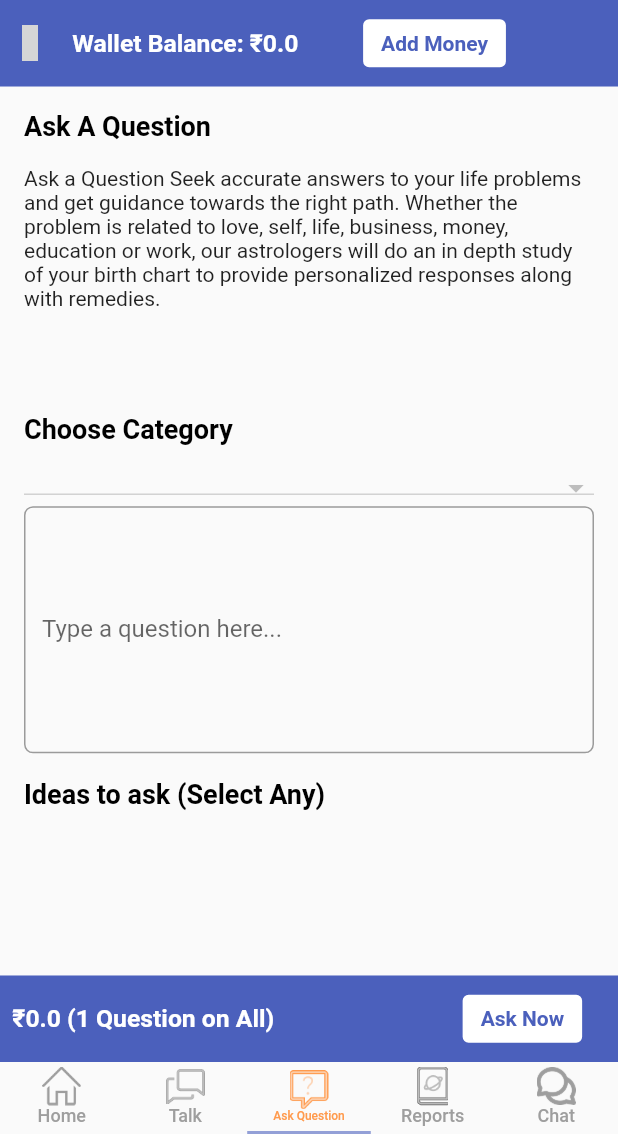
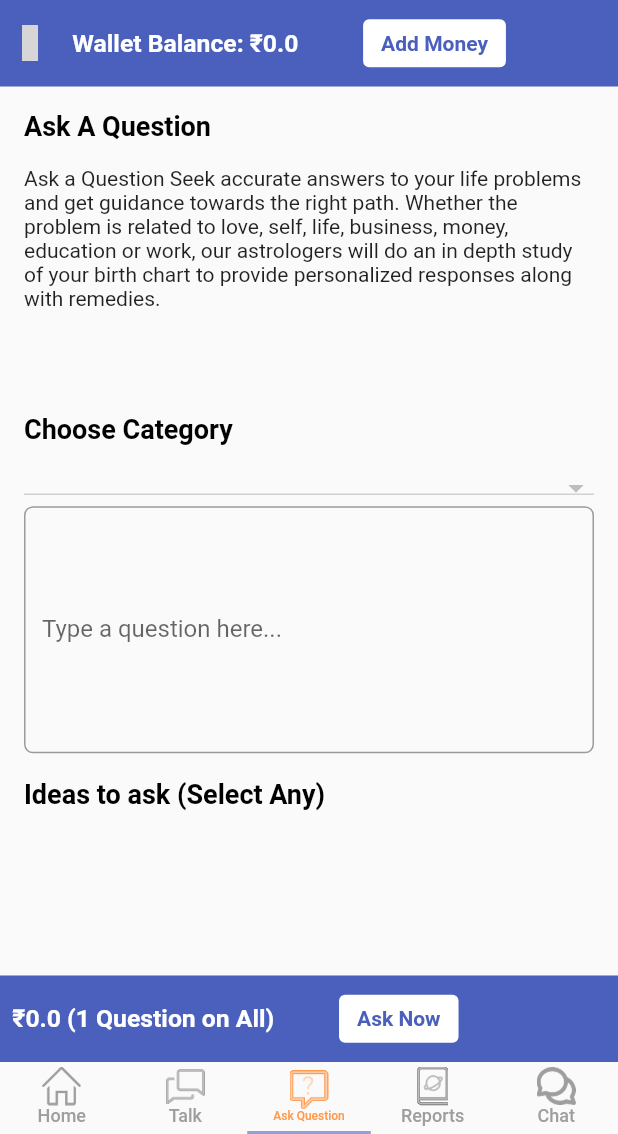
Before and after one commit to jonathanjohn47/astro_tak, a Flutter app: the screen it shows after launch, on a phone screen of 412 x 824 dp, the part 102-1236 px from its top. Run offline on Flutter 3.47's test engine with Material 2 defaults, Android fonts, the phone set to English and light mode, and no system bars; our stand-ins replace get, material_design_icons_flutter; network calls fail; grey boxes are pictures that could not be loaded.

Commit message:
minor changes.

```diff
--- a/lib/features/home/ui/activities/landing_page.dart
+++ b/lib/features/home/ui/activities/landing_page.dart
@@ -1,6 +1,7 @@
 import 'package:astro_tak/core/app_colors.dart';
 import 'package:astro_tak/features/home/getxcontrollers/landing_page_get_controller.dart';
 import 'package:astro_tak/features/home/ui/activities/landing_page_drawer.dart';
+import 'package:astro_tak/features/home/ui/activities/my_profile_page.dart';
 import 'package:astro_tak/features/home/ui/fragments/ask_question.dart';
 import 'package:astro_tak/widgets/standard_app_bar.dart';
 import 'package:flutter/material.dart';
@@ -19,7 +20,9 @@ class LandingPage extends StatelessWidget {
           preferredSize: Size.fromHeight(kToolbarHeight + 12),
           child: StandardAppBar(
             trailing: InkWell(
-              onTap: () {},
+              onTap: () {
+                Get.to(HomePage());
+              },
               child: SizedBox(
                   width: 32,
                   height: 32,
--- a/lib/features/home/ui/fragments/ask_question.dart
+++ b/lib/features/home/ui/fragments/ask_question.dart
@@ -243,7 +243,7 @@ class AskQuestion extends StatelessWidget {
                             fontWeight: FontWeight.w600));
                   }),
                   SizedBox(
-                    width: Get.width * 0.3,
+                    width: Get.width * 0.1,
                   ),
                   AltButton(
                     text: 'Ask Now',
```
